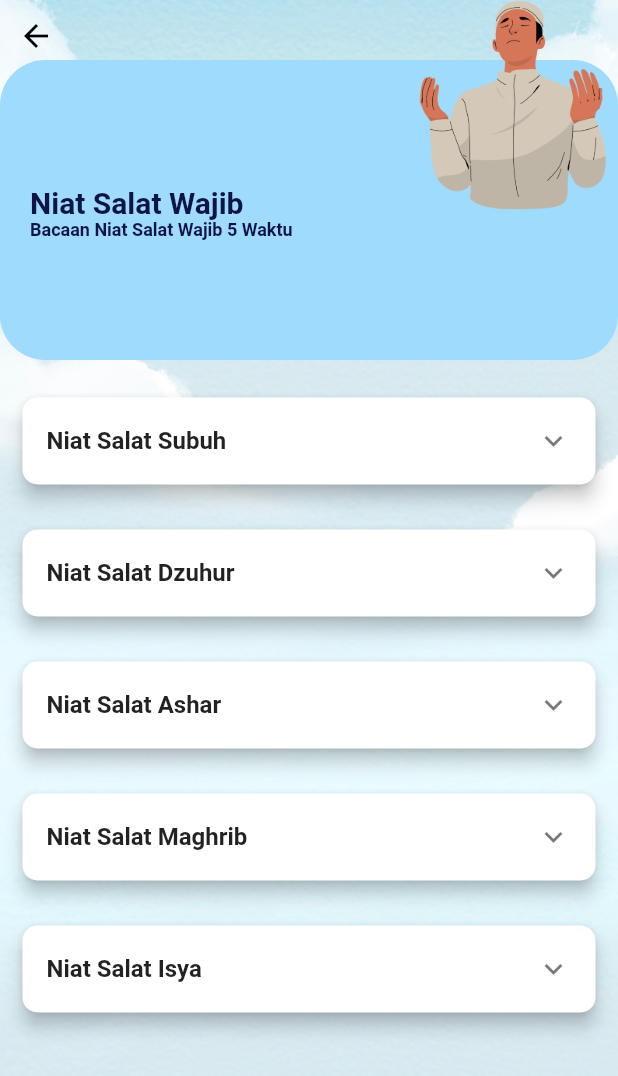
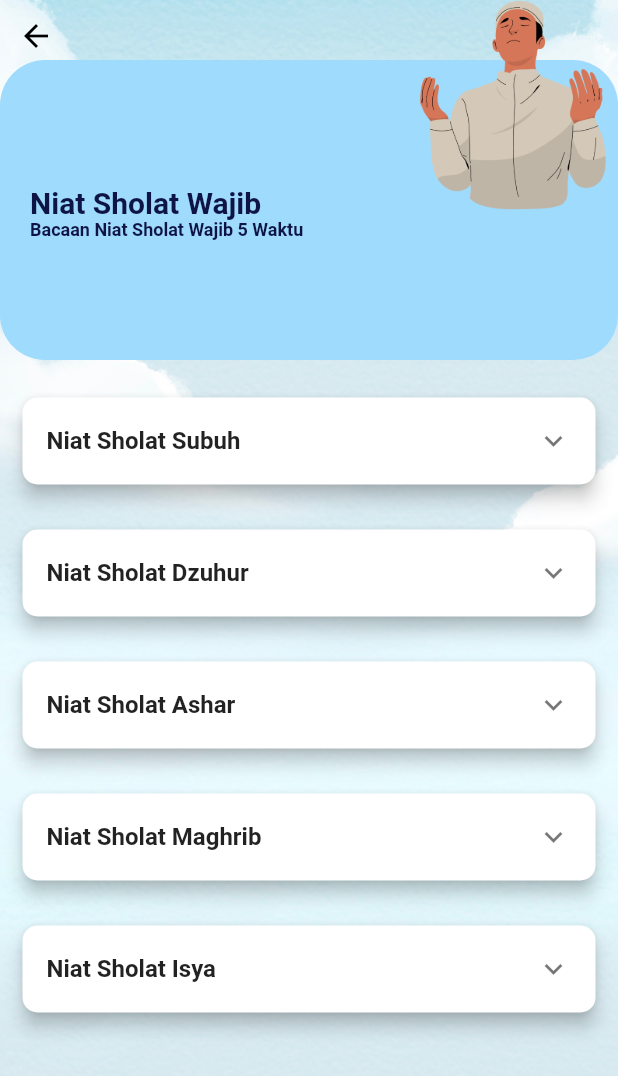
Before and after one commit to najlaalifah1165/Tugas-Akhir-Aplikasi-Bacaan-Sholat, a Flutter app: the NiatSholat screen opened directly, on a phone screen of 412 x 824 dp. Shown: the top 1076 px of the screen. Run offline on Flutter 3.47's test engine with Material 2 defaults, Android fonts, the phone set to English and light mode, and no system bars.

Commit message:
modified aplikasi bacaan sholat & ayat kursi mobile

```diff
--- a/assets/data/niatshalat.json
+++ b/assets/data/niatshalat.json
@@ -1,35 +1,35 @@
 [
   {
     "id": 1,
-    "name": "Niat Salat Subuh",
+    "name": "Niat Sholat Subuh",
     "arabic": "اُصَلِّى فَرْضَ الصُّبْحِ رَكْعَتَيْنِ مُسْتَقْبِلَ الْقِبْلَةِ اَدَاءً ِللهِ تَعَالَى",
     "latin": "Ushalli fardhosh shubhi rok'ataini mustaqbilal qiblati adaa-an lillaahi ta'aala",
     "terjemahan": "Aku berniat shalat fardhu Shubuh dua raka'at menghadap kiblat karena Allah Ta'ala"
   },
   {
     "id": 2,
-    "name": "Niat Salat Dzuhur",
+    "name": "Niat Sholat Dzuhur",
     "arabic": "اُصَلِّى فَرْضَ الظُّهْرِاَرْبَعَ رَكَعَاتٍ مُسْتَقْبِلَ الْقِبْلَةِ اَدَاءً ِللهِ تَعَالَى",
     "latin": "Ushalli fardhodl dhuhri arba'a raka'aatim mustaqbilal qiblati adaa-an lillaahi ta'aala",
     "terjemahan": "Aku berniat shalat fardhu Dzuhur empat raka'at menghadap kiblat karena Allah Ta'ala"
   },
   {
     "id": 3,
-    "name": "Niat Salat Ashar",
+    "name": "Niat Sholat Ashar",
     "arabic": "اُصَلِّى فَرْضَ الْعَصْرِاَرْبَعَ رَكَعَاتٍ مُسْتَقْبِلَ الْقِبْلَةِ اَدَاءً ِللهِ تَعَالَى",
     "latin": "Ushalli fardhol 'ashri arba'a raka'aatim mustaqbilal qiblati adaa-an lillaahi ta'aala",
     "terjemahan": "Aku berniat shalat fardhu 'Ashar empat raka'at menghadap kiblat karena Allah Ta'ala"
   },
   {
     "id": 4,
-    "name": "Niat Salat Maghrib",
+    "name": "Niat Sholat Maghrib",
     "arabic": "اُصَلِّى فَرْضَ الْمَغْرِبِ ثَلاَثَ رَكَعَاتٍ مُسْتَقْبِلَ الْقِبْلَةِ اَدَاءً ِللهِ تَعَالَى",
     "latin": "Ushalli fardhol maghribi tsalaata raka'aatim mustaqbilal qiblati adaa-an lillaahi ta'aala",
     "terjemahan": "Aku berniat shalat fardhu Maghrib tiga raka'at menghadap kiblat karena Allah Ta'ala"
   },
   {
     "id": 5,
-    "name": "Niat Salat Isya",
+    "name": "Niat Sholat Isya",
     "arabic": "اُصَلِّى فَرْضَ الْعِشَاءِ اَرْبَعَ رَكَعَاتٍ مُسْتَقْبِلَ الْقِبْلَةِ اَدَاءً ِللهِ تَعَالَى",
     "latin": "Ushalli fardhol 'isyaa-i arba'a raka'aatim mustaqbilal qiblati adaa-an lillaahi ta'aala",
     "terjemahan": "Aku berniat shalat fardhu Isya empat raka'at menghadap kiblat karena Allah Ta'ala"
--- a/lib/page/bacaan_sholat_page.dart
+++ b/lib/page/bacaan_sholat_page.dart
@@ -59,14 +59,14 @@ class _BacaanSholatState extends State<BacaanSholat> {
                           mainAxisAlignment: MainAxisAlignment.center,
                           children: [
                             Text(
-                              "Bacaan Salat",
+                              "Bacaan Sholat",
                               style: TextStyle(
                                   color: Color(0xff0e1446),
                                   fontSize: 20,
                                   fontWeight: FontWeight.bold),
                             ),
                             Text(
-                              "Bacaan Salat dari Iftitah sampai dengan Salam",
+                              "Bacaan Sholat dari Iftitah sampai dengan Salam",
                               style: TextStyle(
                                   color: Color(0xff0e1446),
                                   fontSize: 12,
--- a/lib/page/main_page.dart
+++ b/lib/page/main_page.dart
@@ -16,7 +16,6 @@ class _MainPageState extends State<MainPage> {
   Widget build(BuildContext context) {
     return Scaffold(
       appBar: AppBar(
-        title: Text("Bacaan Sholat"),
         actions: <Widget>[
           IconButton(
             icon: Icon(Icons.exit_to_app),
@@ -68,7 +67,7 @@ class _MainPageState extends State<MainPage> {
                           height: 10,
                         ),
                         Text(
-                          "Niat Shalat",
+                          "Niat Sholat",
                           style: TextStyle(
                               fontSize: 14, fontWeight: FontWeight.bold),
                         )
@@ -102,7 +101,7 @@ class _MainPageState extends State<MainPage> {
                           height: 10,
                         ),
                         Text(
-                          "Bacaan Shalat",
+                          "Bacaan Sholat",
                           style: TextStyle(
                               fontSize: 14, fontWeight: FontWeight.bold),
                         )
--- a/lib/page/niat_sholat_page.dart
+++ b/lib/page/niat_sholat_page.dart
@@ -60,14 +60,14 @@ class _NiatSholatState extends State<NiatSholat> {
                           mainAxisAlignment: MainAxisAlignment.center,
                           children: [
                             Text(
-                              "Niat Salat Wajib",
+                              "Niat Sholat Wajib",
                               style: TextStyle(
                                   color: Color(0xff0e1446),
                                   fontSize: 20,
                                   fontWeight: FontWeight.bold),
                             ),
                             Text(
-                              "Bacaan Niat Salat Wajib 5 Waktu",
+                              "Bacaan Niat Sholat Wajib 5 Waktu",
                               style: TextStyle(
                                   color: Color(0xff0e1446),
                                   fontSize: 12,
```
Also changed, not shown: assets/images/home.png (deleted), assets/images/pattern.png (deleted).
